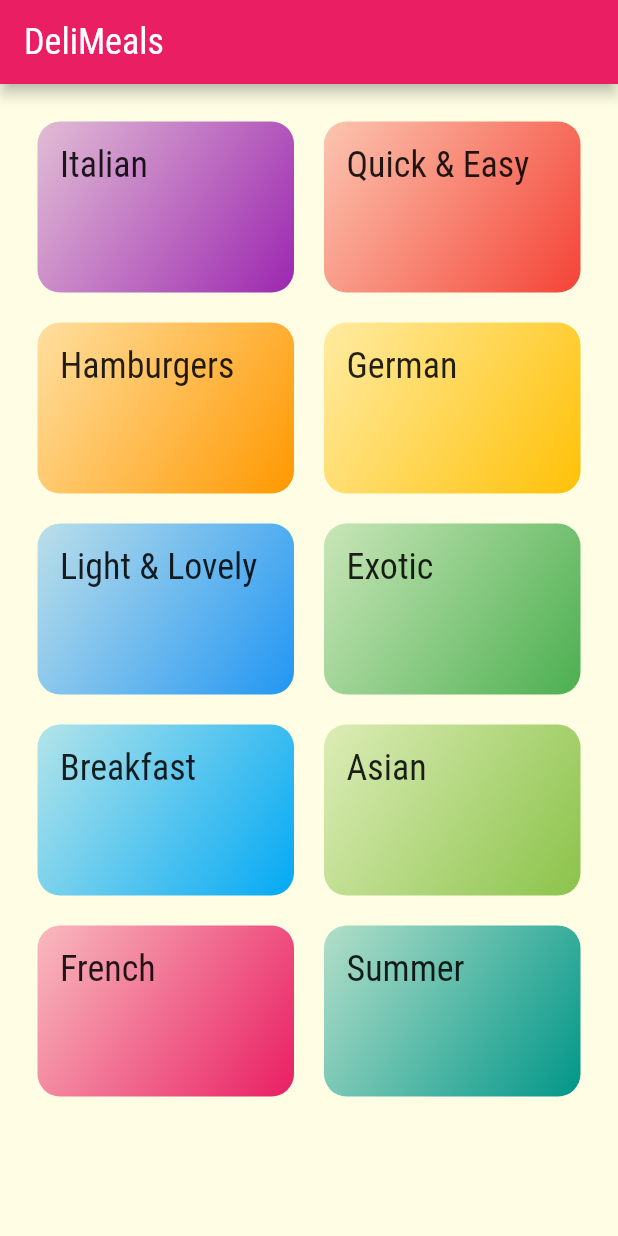
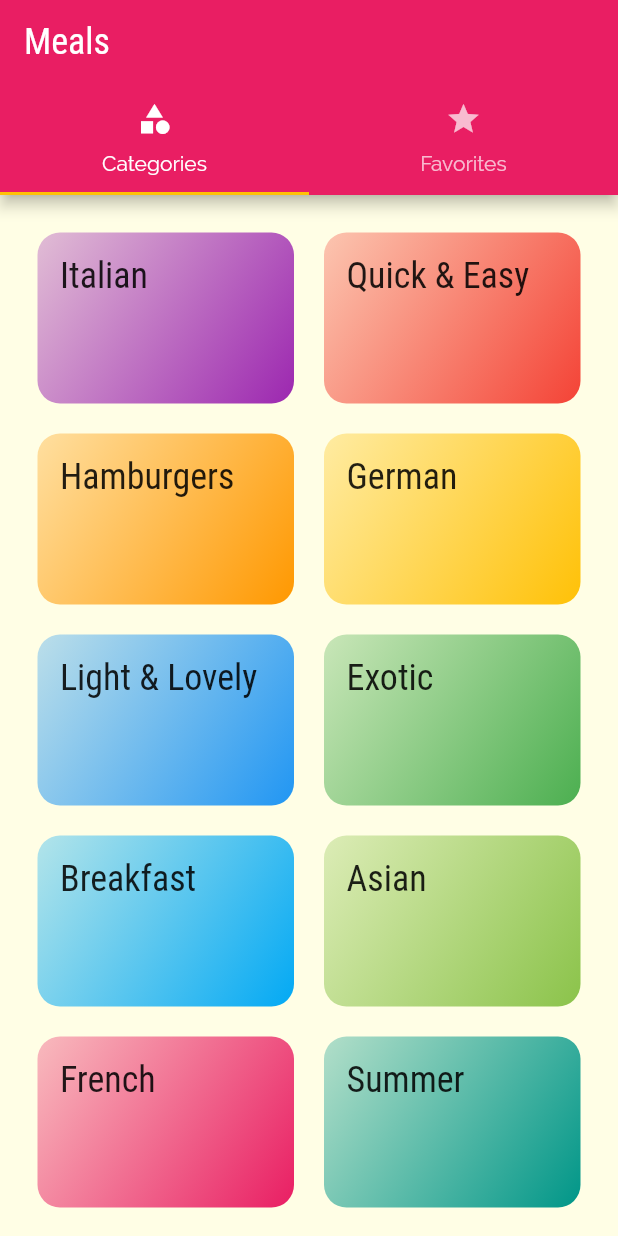
Before and after one commit to ashishdock/recipe_book, a Flutter app: the screen it shows after launch, on a phone screen of 412 x 824 dp. Run offline on Flutter 3.47's test engine with Material 2 defaults, Android fonts, the phone set to English and light mode, and no system bars.

Commit message:
Added a Tab Bar right below the AppBar. The whole thing is still at the top.

```diff
--- a/lib/main.dart
+++ b/lib/main.dart
@@ -2,6 +2,7 @@ import 'package:flutter/material.dart';
 import './screens/categories_screen.dart';
 import './screens/category_meals_screen.dart';
 import './screens/meal_detail_screen.dart';
+import './screens/tabs_screen.dart';
 
 void main() {
   runApp(MyApp());
@@ -34,7 +35,7 @@ class MyApp extends StatelessWidget {
       ),
       initialRoute: '/',
       routes: {
-        '/': (context) => CategoriesScreen(),
+        '/': (context) => TabsScreen(),
         CategoryMealScreen.routeName: (context) => CategoryMealScreen(),
         MealDetailScreen.routeName: (context) => MealDetailScreen(),
       },
--- a/lib/screens/categories_screen.dart
+++ b/lib/screens/categories_screen.dart
@@ -7,13 +7,7 @@ class CategoriesScreen extends StatelessWidget {
 
   @override
   Widget build(BuildContext context) {
-    return Scaffold(
-      appBar: AppBar(
-        title: const Text(
-          'DeliMeals',
-        ),
-      ),
-      body: GridView(
+    return GridView(
       padding: const EdgeInsets.all(25),
       children: DUMMY_CATEGORIES
           .map((e) => CategoryItem(e.id, e.title, e.color))
@@ -24,7 +18,6 @@ class CategoriesScreen extends StatelessWidget {
         crossAxisSpacing: 20,
         mainAxisSpacing: 20,
       ),
-      ),
     );
   }
 }
--- /dev/null
+++ b/lib/screens/tabs_screen.dart
@@ -0,0 +1,43 @@
+import 'package:flutter/material.dart';
+import '../screens/favorites_screen.dart';
+import '../screens/categories_screen.dart';
+
+class TabsScreen extends StatefulWidget {
+  // const TabsScreen({ Key? key }) : super(key: key);
+
+  @override
+  _TabsScreenState createState() => _TabsScreenState();
+}
+
+class _TabsScreenState extends State<TabsScreen> {
+  @override
+  Widget build(BuildContext context) {
+    return DefaultTabController(
+      length: 2,
+      // initialIndex: 1,
+      child: Scaffold(
+        appBar: AppBar(
+          title: Text('Meals'),
+          bottom: TabBar(
+            tabs: [
+              Tab(
+                icon: Icon(Icons.category),
+                text: 'Categories',
+              ),
+              Tab(
+                icon: Icon(Icons.star),
+                text: 'Favorites',
+              )
+            ],
+          ),
+        ),
+        body: TabBarView(
+          children: [
+            CategoriesScreen(),
+            FavoriteScreen(),
+          ],
+        ),
+      ),
+    );
+  }
+}
```
Also changed, not shown: lib/screens/favorites_screen.dart (added, +16 -0 lines), lib/screens/meal_detail_screen.dart (+43 -17 lines). Lines whose indentation alone changed are shown as unchanged.
